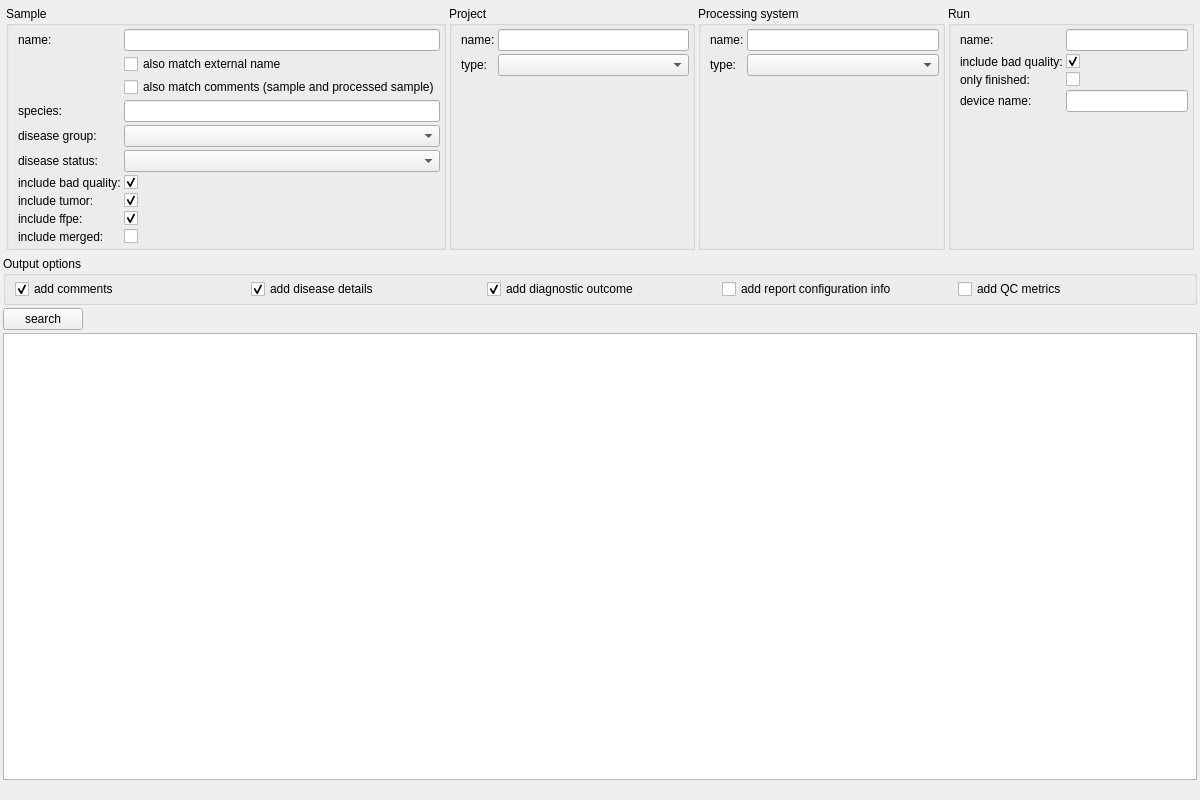
First picture: the form in src/GSvar/SampleSearchWidget.ui, repository imgag/ngs-bits, before the edit.
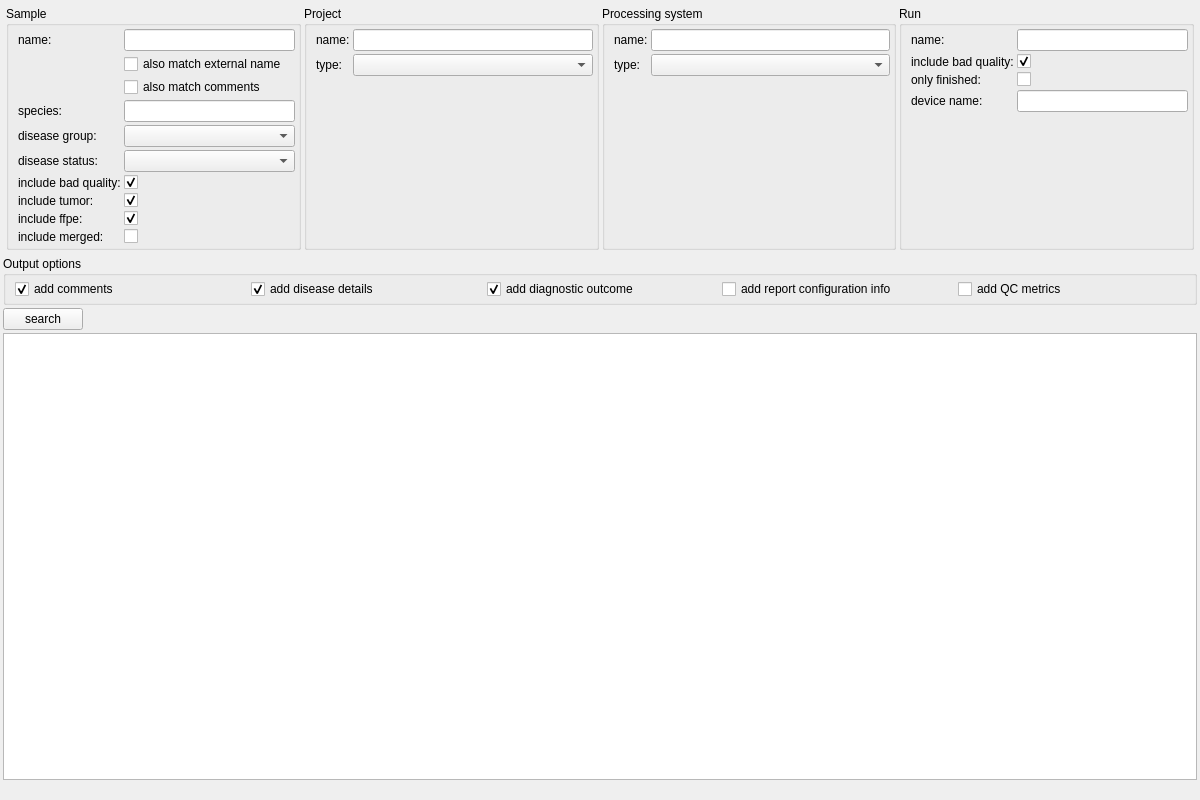
Second picture: the form after the edit. Icons and pictures are not drawn. Custom widgets are drawn as their Qt base class.

Commit message: GSvar: Exported GSvar/VCF files are not stored in the "gsvar_variant_export_folder" folder.

Diff of the .ui file:
```diff
--- a/src/GSvar/SampleSearchWidget.ui
+++ b/src/GSvar/SampleSearchWidget.ui
@@ -194,7 +194,7 @@
         <item row="2" column="1">
          <widget class="QCheckBox" name="s_name_comments">
           <property name="text">
-           <string>also match comments (sample and processed sample)</string>
+           <string>also match comments</string>
           </property>
          </widget>
         </item>
```
Left out of the diff: 3 changed lines with no effect on the pictures. The commit also changes 2 other files.
